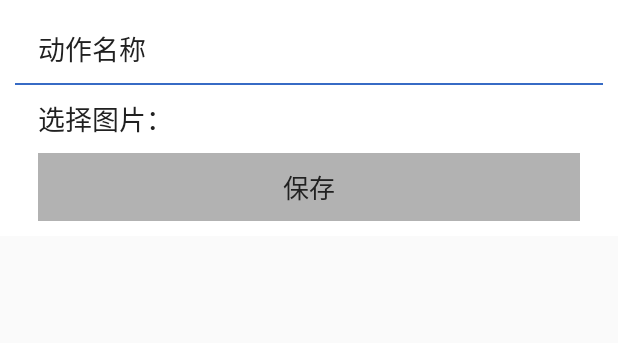
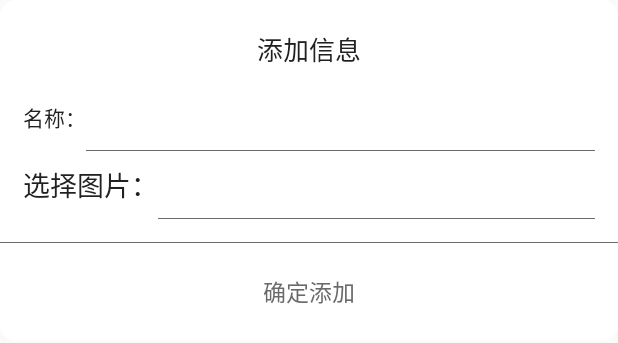
Before and after one commit to HaiFengZhiNeng/ExplpsiveRobot, an Android app: the layout activity_add_action.xml on its own in the app's theme, with its tools: preview values and no code run, on a phone screen of 412 x 824 dp. Shown: the top 343 px of the screen. Run offline under Robolectric (Android 15) with nearby library versions, the phone set to English and light mode, and no system bars.

Commit message:
增加本地数据

```diff
--- a/app/build.gradle
+++ b/app/build.gradle
@@ -8,6 +8,7 @@ def keystoreAliasPSW = ''
 // default keystore file, PLZ config file path in local.properties
 def keyfile = file('keystore.path')
 def isExists = ''
+
 
 Properties properties = new Properties()
 // local.properties file in the root director keystore.path
--- a/app/src/main/AndroidManifest.xml
+++ b/app/src/main/AndroidManifest.xml
@@ -29,6 +29,8 @@
 
     <uses-permission android:name="android.permission.ACCESS_NETWORK_STATE" />
     <uses-permission android:name="android.permission.ACCESS_WIFI_STATE" />
+    <uses-permission android:name="android.permission.READ_PHONE_STATE" />
+    <uses-permission android:name="android.permission.READ_CONTACTS" />
     <!-- 允许使用PowerManager的 WakeLocks保持进程在休眠时从屏幕消失 -->
     <uses-feature android:name="android.permission.WAKE_LOCK" />
     <uses-feature
--- /dev/null
+++ b/app/src/main/res/drawable/background_addaction.xml
@@ -0,0 +1,8 @@
+<?xml version="1.0" encoding="utf-8"?>
+<shape xmlns:android="http://schemas.android.com/apk/res/android">
+    <solid android:color="@color/color_white" />
+    <stroke
+        android:width="1dip"
+        android:color="@color/color_white" />
+    <corners android:radius="10dp" />
+</shape>
--- a/app/src/main/res/layout/activity_add_action.xml
+++ b/app/src/main/res/layout/activity_add_action.xml
@@ -4,70 +4,114 @@
     xmlns:tools="http://schemas.android.com/tools"
     android:layout_width="wrap_content"
     android:layout_height="wrap_content"
-    android:background="@color/color_white"
+    android:background="@drawable/background_addaction"
     android:orientation="vertical"
-    android:padding="10dp"
+    android:paddingBottom="10dp"
+    android:paddingTop="10dp"
     tools:context="com.example.explosiverobot.activity.AddActionActivity">
-
-    <RelativeLayout
-        android:layout_width="match_parent"
-        android:layout_height="@dimen/dimen_90"
-        android:gravity="center_vertical"
-        android:paddingLeft="@dimen/dimen_30"
-        android:paddingRight="@dimen/dimen_30">
-
-        <EditText
-            android:id="@+id/et_actionName"
-            android:layout_width="match_parent"
-            android:layout_height="match_parent"
-            android:background="@null"
-            android:drawablePadding="@dimen/dimen_15"
-            android:hint="动作名称"
-            android:inputType="text"
-            android:textColorHint="@color/color_top_background" />
-
-    </RelativeLayout>
-
-    <View style="@style/line_setting" />
-
-
-    <View style="@style/line_setting" />
 
     <LinearLayout
         android:layout_width="match_parent"
         android:layout_height="@dimen/dimen_90"
         android:gravity="center_vertical"
+        android:orientation="vertical"
         android:paddingLeft="@dimen/dimen_30"
         android:paddingRight="@dimen/dimen_30">
 
         <TextView
-            android:layout_width="wrap_content"
-            android:layout_height="wrap_content"
-            android:text="选择图片："
+            android:layout_width="match_parent"
+            android:layout_height="@dimen/dimen_90"
+            android:gravity="center"
+            android:text="添加信息"
             android:textColor="@color/color_top_background"
-            android:textSize="18sp" />
-
-        <TextView
-            android:id="@+id/tv_actionPic"
-            android:layout_width="match_parent"
-            android:layout_height="match_parent" />
+            android:textSize="17sp" />
     </LinearLayout>
 
     <LinearLayout
         android:layout_width="match_parent"
         android:layout_height="@dimen/dimen_90"
         android:gravity="center_vertical"
+        android:orientation="horizontal"
         android:paddingLeft="@dimen/dimen_30"
         android:paddingRight="@dimen/dimen_30">
 
         <TextView
+            android:layout_width="wrap_content"
+            android:layout_height="match_parent"
+            android:gravity="center"
+            android:text="名称："
+            android:textColor="@color/color_top_background" />
+
+        <LinearLayout
+            android:layout_width="match_parent"
+            android:layout_height="match_parent"
+            android:orientation="vertical">
+
+            <EditText
+                android:id="@+id/et_actionName"
+                android:layout_width="match_parent"
+                android:layout_height="@dimen/dimen_89"
+                android:background="@null"
+                android:drawablePadding="@dimen/dimen_15"
+                android:inputType="text" />
+
+            <View style="@style/line_addaction" />
+        </LinearLayout>
+
+    </LinearLayout>
+
+
+    <LinearLayout
+        android:layout_width="match_parent"
+        android:layout_height="@dimen/dimen_90"
+        android:gravity="center"
+        android:paddingLeft="@dimen/dimen_30"
+        android:paddingRight="@dimen/dimen_30">
+
+        <TextView
+            android:layout_width="wrap_content"
+            android:layout_height="match_parent"
+            android:gravity="center"
+            android:text="选择图片："
+            android:textColor="@color/color_top_background"
+            android:textSize="18sp" />
+
+        <LinearLayout
+            android:layout_width="match_parent"
+            android:layout_height="match_parent"
+            android:orientation="vertical">
+
+            <TextView
+                android:id="@+id/tv_actionPic"
+                android:layout_width="match_parent"
+                android:layout_height="@dimen/dimen_89" />
+
+            <View style="@style/line_addaction" />
+        </LinearLayout>
+
+    </LinearLayout>
+
+    <View
+        style="@style/line_addaction"
+        android:layout_marginTop="15dp" />
+
+    <LinearLayout
+        android:layout_width="match_parent"
+        android:layout_height="@dimen/dimen_90"
+        android:layout_marginTop="10dp"
+        android:gravity="center_vertical"
+        android:orientation="vertical"
+        android:paddingLeft="@dimen/dimen_30"
+        android:paddingRight="@dimen/dimen_30">
+
+
+        <TextView
             android:id="@+id/tv_save"
             android:layout_width="match_parent"
-            android:layout_height="@dimen/dimen_98"
-            android:background="@color/color_submit_back"
+            android:layout_height="@dimen/dimen_90"
             android:gravity="center"
-            android:text="保存"
-            android:textColor="@color/color_top_background"
-            android:textSize="17sp" />
+            android:text="确定添加"
+            android:textColor="@color/color_tab_unselect"
+            android:textSize="15sp" />
     </LinearLayout>
 </LinearLayout>
--- a/app/src/main/res/layout/layout_item_action.xml
+++ b/app/src/main/res/layout/layout_item_action.xml
@@ -12,7 +12,8 @@
         android:id="@+id/iv_actionPic"
         android:layout_width="match_parent"
         android:layout_height="120dp"
-        android:background="@color/color_white" />
+        android:background="@color/color_white"
+        android:src="@mipmap/ic_drive_one" />
 
     <LinearLayout
         android:layout_width="wrap_content"
--- a/app/src/main/res/values/styles.xml
+++ b/app/src/main/res/values/styles.xml
@@ -99,6 +99,13 @@
         <item name="android:background">@color/task_deepblue</item>
     </style>
 
+
+    <style name="line_addaction">
+        <item name="android:layout_width">match_parent</item>
+        <item name="android:layout_height">0.5dp</item>
+        <item name="android:background">@color/color_tab_unselect</item>
+    </style>
+
     <style name="CustomRadioBtn">
         <item name="android:paddingRight">5dp</item>
         <item name="android:paddingLeft">5dp</item>
```
Also changed, not shown: app/src/main/java/com/example/explosiverobot/activity/MainActivity.java (+14 -12 lines), app/src/main/java/com/example/explosiverobot/activity/SplashActivity.java (+6 -5 lines), app/src/main/java/com/example/explosiverobot/adapter/ActionAdapter.java (+1 -8 lines), app/src/main/java/com/example/explosiverobot/util/WriteSd.java (deleted, +0 -59 lines), app/src/main/assets/ic_drive_one.png (deleted).
